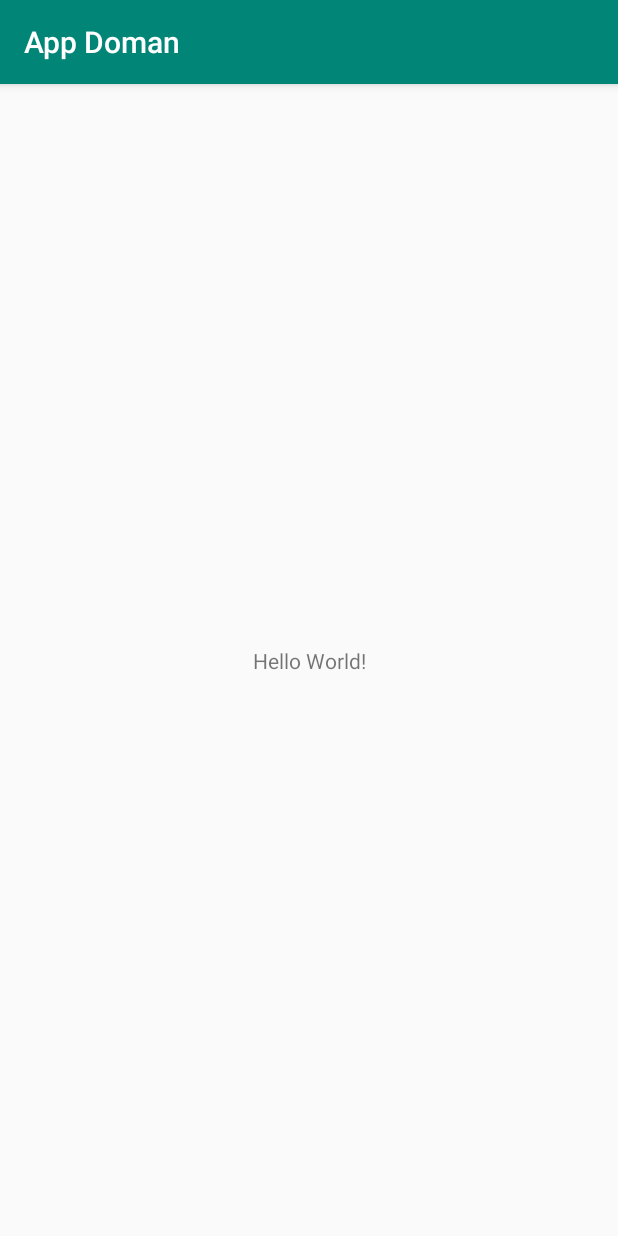
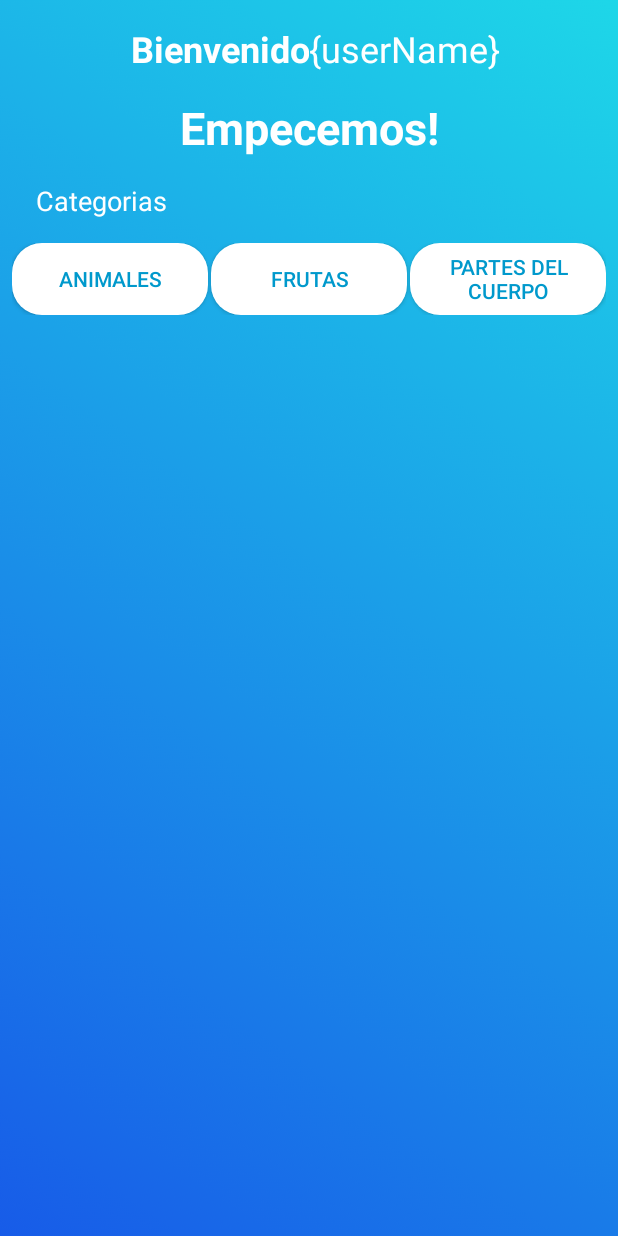
Before and after one commit to CristhianCanar/App-Doman, an Android app: the screen it shows after launch (MainActivity), on a phone screen of 412 x 824 dp. Run offline under Robolectric (Android 15) with nearby library versions, the phone set to English and light mode, and no system bars.

Commit message:
Modificaciones en la interfaz main

```diff
--- a/app/src/main/java/com/senasoft/appdoman/MainActivity.java
+++ b/app/src/main/java/com/senasoft/appdoman/MainActivity.java
@@ -10,5 +10,8 @@ public class MainActivity extends AppCompatActivity {
     protected void onCreate(Bundle savedInstanceState) {
         super.onCreate(savedInstanceState);
         setContentView(R.layout.activity_main);
+
+        getSupportActionBar().hide();
+
     }
 }
--- /dev/null
+++ b/app/src/main/res/drawable/bg_activity.xml
@@ -0,0 +1,9 @@
+<?xml version="1.0" encoding="utf-8"?>
+<shape xmlns:android="http://schemas.android.com/apk/res/android"
+    android:shape="rectangle">
+
+    <gradient android:startColor="#0FF0B3"
+        android:endColor="#036ED9"
+        />
+
+</shape>
--- /dev/null
+++ b/app/src/main/res/drawable/bg_button.xml
@@ -0,0 +1,8 @@
+<?xml version="1.0" encoding="utf-8"?>
+<shape xmlns:android="http://schemas.android.com/apk/res/android"
+    android:shape="rectangle">
+
+    <solid android:color="#fff"/>
+    <corners android:radius="20dp"/>
+
+</shape>
--- a/app/src/main/res/layout/activity_main.xml
+++ b/app/src/main/res/layout/activity_main.xml
@@ -4,15 +4,118 @@
     xmlns:tools="http://schemas.android.com/tools"
     android:layout_width="match_parent"
     android:layout_height="match_parent"
-    tools:context=".MainActivity">
+    android:background="@drawable/bg_fondo"
+    tools:context=".MainActivity" >
+
+    <LinearLayout
+        android:id="@+id/linearLayout"
+        android:layout_width="match_parent"
+        android:layout_height="wrap_content"
+        android:layout_marginStart="32dp"
+        android:layout_marginLeft="32dp"
+        android:layout_marginTop="16dp"
+        android:layout_marginEnd="24dp"
+        android:layout_marginRight="24dp"
+        android:orientation="horizontal"
+        app:layout_constraintEnd_toEndOf="parent"
+        app:layout_constraintStart_toStartOf="parent"
+        app:layout_constraintTop_toTopOf="parent">
+
+        <TextView
+            android:id="@+id/textView4"
+            android:layout_width="wrap_content"
+            android:layout_height="wrap_content"
+            android:layout_weight="1"
+            android:gravity="right"
+            android:text="@string/bienvenido"
+            android:textColor="@android:color/background_light"
+            android:textSize="24sp"
+            android:textStyle="bold" />
+
+        <TextView
+            android:id="@+id/textView5"
+            android:layout_width="wrap_content"
+            android:layout_height="wrap_content"
+            android:layout_weight="1"
+            android:text="@string/usern"
+            android:textColor="@android:color/background_light"
+            android:textSize="24sp" />
+    </LinearLayout>
 
     <TextView
+        android:id="@+id/textView6"
         android:layout_width="wrap_content"
         android:layout_height="wrap_content"
-        android:text="Hello World!"
-        app:layout_constraintBottom_toBottomOf="parent"
-        app:layout_constraintLeft_toLeftOf="parent"
-        app:layout_constraintRight_toRightOf="parent"
-        app:layout_constraintTop_toTopOf="parent" />
+        android:layout_marginStart="8dp"
+        android:layout_marginLeft="8dp"
+        android:layout_marginTop="16dp"
+        android:layout_marginEnd="8dp"
+        android:layout_marginRight="8dp"
+        android:text="@string/empecemos"
+        android:textColor="@android:color/background_light"
+        android:textSize="30sp"
+        android:textStyle="bold"
+        app:layout_constraintEnd_toEndOf="parent"
+        app:layout_constraintStart_toStartOf="parent"
+        app:layout_constraintTop_toBottomOf="@+id/linearLayout" />
+
+    <TextView
+        android:id="@+id/textView7"
+        android:layout_width="wrap_content"
+        android:layout_height="wrap_content"
+        android:layout_marginStart="24dp"
+        android:layout_marginLeft="24dp"
+        android:layout_marginTop="16dp"
+        android:text="@string/categorias"
+        android:textColor="@android:color/background_light"
+        android:textSize="18sp"
+        app:layout_constraintStart_toStartOf="parent"
+        app:layout_constraintTop_toBottomOf="@+id/textView6" />
+
+    <LinearLayout
+        android:layout_width="0dp"
+        android:layout_height="wrap_content"
+        android:layout_marginStart="8dp"
+        android:layout_marginLeft="8dp"
+        android:layout_marginTop="16dp"
+        android:layout_marginEnd="8dp"
+        android:layout_marginRight="8dp"
+        android:orientation="horizontal"
+        app:layout_constraintEnd_toEndOf="parent"
+        app:layout_constraintStart_toStartOf="parent"
+        app:layout_constraintTop_toBottomOf="@+id/textView7">
+
+        <Button
+            android:id="@+id/button2"
+            android:layout_width="60dp"
+            android:layout_height="wrap_content"
+            android:layout_gravity="start"
+            android:layout_marginRight="2dp"
+            android:layout_weight="1"
+            android:background="@drawable/bg_button"
+            android:text="@string/animales"
+            android:textColor="@android:color/holo_blue_dark" />
+
+        <Button
+            android:id="@+id/button3"
+            android:layout_width="60dp"
+            android:layout_height="wrap_content"
+            android:layout_gravity="start"
+            android:layout_marginRight="2dp"
+            android:layout_weight="1"
+            android:background="@drawable/bg_button"
+            android:text="@string/frutas"
+            android:textColor="@android:color/holo_blue_dark" />
+
+        <Button
+            android:id="@+id/button4"
+            android:layout_width="60dp"
+            android:layout_height="wrap_content"
+            android:layout_gravity="start"
+            android:layout_weight="1"
+            android:background="@drawable/bg_button"
+            android:text="@string/partesdelcuerpos"
+            android:textColor="@android:color/holo_blue_dark" />
+    </LinearLayout>
 
 </androidx.constraintlayout.widget.ConstraintLayout>
--- a/app/src/main/res/values/colors.xml
+++ b/app/src/main/res/values/colors.xml
@@ -1,6 +1,6 @@
 <?xml version="1.0" encoding="utf-8"?>
 <resources>
     <color name="colorPrimary">#008577</color>
-    <color name="colorPrimaryDark">#00574B</color>
+    <color name="colorPrimaryDark">#1754E8</color>
     <color name="colorAccent">#D81B60</color>
 </resources>
--- a/app/src/main/res/values/strings.xml
+++ b/app/src/main/res/values/strings.xml
@@ -1,3 +1,10 @@
 <resources>
     <string name="app_name">App Doman</string>
+    <string name="bienvenido">Bienvenido</string>
+    <string name="usern">{userName}</string>
+    <string name="empecemos">Empecemos!</string>
+    <string name="categorias">Categorias</string>
+    <string name="animales">Animales</string>
+    <string name="frutas">Frutas</string>
+    <string name="partesdelcuerpos">Partes del cuerpo</string>
 </resources>
```
Also changed, not shown: app/src/main/res/drawable-hdpi/bg_fondo.png (added), app/src/main/res/drawable-ldpi/bg_fondo.png (added), app/src/main/res/drawable-mdpi/bg_fondo.png (added), app/src/main/res/drawable-xhdpi/bg_fondo.png (added), app/src/main/res/drawable-xxhdpi/bg_fondo.png (added), app/src/main/res/drawable-xxxhdpi/bg_fondo.png (added).
